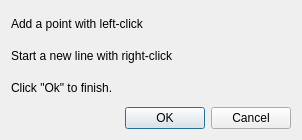
Qt form hexrd/ui/resources/ui/calibration_line_picker_dialog.ui (HEXRD/hexrdgui) before a commit.
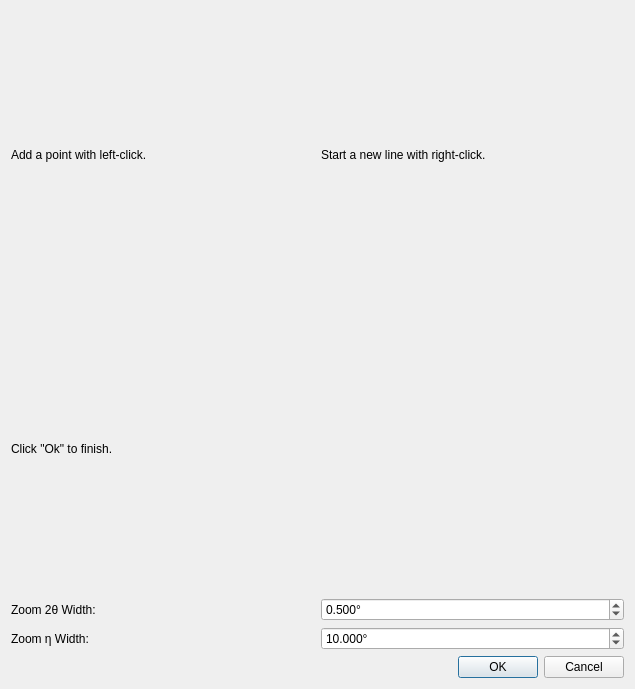
The same form after that commit.

Commit message:
Added zoom canvas for calibration line picker
Now, in the dialog, a zoomed-in image of the canvas is displayed,
and the zoom rectangle is displayed on the main canvas.

The width and height of the zoom box can be modified in the dialog.

What changed in the file:
```diff
--- a/hexrd/ui/resources/ui/calibration_line_picker_dialog.ui
+++ b/hexrd/ui/resources/ui/calibration_line_picker_dialog.ui
@@ -6,34 +6,98 @@
    <rect>
     <x>0</x>
     <y>0</y>
-    <width>302</width>
-    <height>140</height>
+    <width>635</width>
+    <height>689</height>
    </rect>
   </property>
   <layout class="QVBoxLayout" name="verticalLayout_2">
    <item>
     <layout class="QGridLayout" name="gridLayout">
-     <item row="1" column="0">
-      <widget class="QLabel" name="label_2">
-       <property name="text">
-        <string>Start a new line with right-click</string>
-       </property>
-      </widget>
-     </item>
-     <item row="0" column="0">
-      <widget class="QLabel" name="label">
-       <property name="text">
-        <string>Add a point with left-click</string>
-       </property>
-      </widget>
-     </item>
-     <item row="2" column="0">
+     <item row="2" column="0" colspan="2">
       <widget class="QLabel" name="label_3">
        <property name="text">
         <string>Click &quot;Ok&quot; to finish.</string>
        </property>
       </widget>
      </item>
+     <item row="3" column="0">
+      <widget class="QLabel" name="label_4">
+       <property name="text">
+        <string>Zoom 2θ Width:</string>
+       </property>
+      </widget>
+     </item>
+     <item row="3" column="1">
+      <widget class="QDoubleSpinBox" name="zoom_tth_width">
+       <property name="keyboardTracking">
+        <bool>false</bool>
+       </property>
+       <property name="suffix">
+        <string>°</string>
+       </property>
+       <property name="decimals">
+        <number>3</number>
+       </property>
+       <property name="minimum">
+        <double>0.001000000000000</double>
+       </property>
+       <property name="maximum">
+        <double>1000.000000000000000</double>
+       </property>
+       <property name="singleStep">
+        <double>0.200000000000000</double>
+       </property>
+       <property name="value">
+        <double>0.500000000000000</double>
+       </property>
+      </widget>
+     </item>
+     <item row="4" column="1">
+      <widget class="QDoubleSpinBox" name="zoom_eta_width">
+       <property name="keyboardTracking">
+        <bool>false</bool>
+       </property>
+       <property name="suffix">
+        <string>°</string>
+       </property>
+       <property name="decimals">
+        <number>3</number>
+       </property>
+       <property name="minimum">
+        <double>0.001000000000000</double>
+       </property>
+       <property name="maximum">
+        <double>360.000000000000000</double>
+       </property>
+       <property name="singleStep">
+        <double>0.200000000000000</double>
+       </property>
+       <property name="value">
+        <double>10.000000000000000</double>
+       </property>
+      </widget>
+     </item>
+     <item row="4" column="0">
+      <widget class="QLabel" name="label_5">
+       <property name="text">
+        <string>Zoom η Width:</string>
+       </property>
+      </widget>
+     </item>
+     <item row="0" column="0">
+      <widget class="QLabel" name="label">
+       <property name="text">
+        <string>Add a point with left-click.</string>
+       </property>
+      </widget>
+     </item>
+     <item row="0" column="1">
+      <widget class="QLabel" name="label_2">
+       <property name="text">
+        <string>Start a new line with right-click.</string>
+       </property>
+      </widget>
+     </item>
     </layout>
    </item>
    <item>
```
The commit also changes 3 other files.
